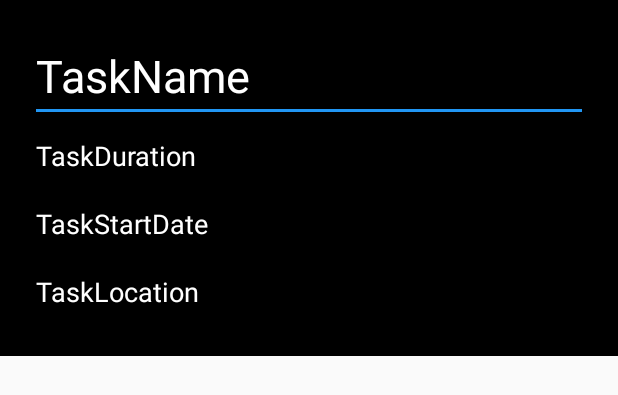
After one commit to hunterdubbs/ReminderApp, an Android app: the layout task_popup.xml on its own in the app's theme, with its tools: preview values and no code run, on a phone screen of 412 x 824 dp. The commit adds this screen. Shown: the top 395 px of the screen. Run offline under Robolectric (Android 15) with nearby library versions, the phone set to English and light mode, and no system bars.

```diff
--- a/app/src/main/AndroidManifest.xml
+++ b/app/src/main/AndroidManifest.xml
@@ -10,7 +10,6 @@
         android:supportsRtl="true"
         android:theme="@style/AppTheme">
         <activity android:name=".TaskActivity"></activity>
-        <activity android:name=".LoginActivity" />
         <activity android:name=".RegisterActivity" />
         <activity android:name=".MainActivity">
             <intent-filter>
--- /dev/null
+++ b/app/src/main/res/layout/task_popup.xml
@@ -0,0 +1,41 @@
+<?xml version="1.0" encoding="utf-8"?>
+<LinearLayout xmlns:android="http://schemas.android.com/apk/res/android"
+    android:layout_width="match_parent"
+    android:layout_height="wrap_content"
+    android:orientation="vertical"
+    android:padding="20dp"
+    android:background="#000">
+
+    <EditText
+        android:id="@+id/recycleTaskName"
+        android:layout_width="match_parent"
+        android:layout_height="wrap_content"
+        android:text="TaskName"
+        android:textColor="#FFF"
+        android:textSize="30sp" />
+
+    <EditText
+        android:id="@+id/recycleTaskDuration"
+        android:layout_width="match_parent"
+        android:layout_height="wrap_content"
+        android:layout_weight="1"
+        android:textColor="#FFF"
+        android:text="TaskDuration" />
+
+    <EditText
+        android:id="@+id/recycleTaskStartDate"
+        android:layout_width="match_parent"
+        android:layout_height="wrap_content"
+        android:layout_weight="1"
+        android:textColor="#FFF"
+        android:text="TaskStartDate" />
+
+    <EditText
+        android:id="@+id/recycleTaskLocation"
+        android:layout_width="match_parent"
+        android:layout_height="wrap_content"
+        android:layout_weight="1"
+        android:textColor="#FFF"
+        android:text="TaskLocation" />
+
+</LinearLayout>
```
Also changed, not shown: app/src/main/java/net/cit368/reminderapp/LoginActivity.java (deleted, +0 -57 lines), app/src/main/java/net/cit368/reminderapp/MainActivity.java (+36 -14 lines), app/src/main/java/net/cit368/reminderapp/RegisterActivity.java (+17 -19 lines), app/src/main/java/net/cit368/reminderapp/TaskActivity.java (+29 -10 lines), app/src/main/res/layout/activity_login.xml (deleted, +0 -88 lines), app/src/main/res/layout/activity_register.xml (+0 -8 lines).
